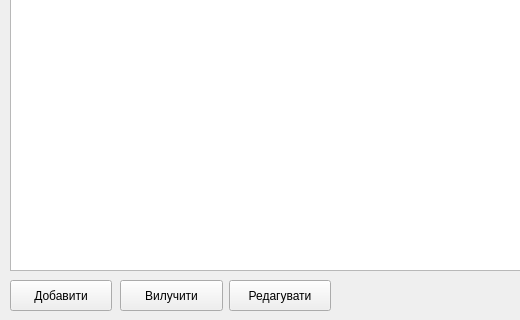
Above: doctorlist.ui from Shadowfank/ClinicRegistry before the change; both pictures show x 0 to 520 and y 200 to 520 of the 841 by 520 pixel window. Below: the same form after it.
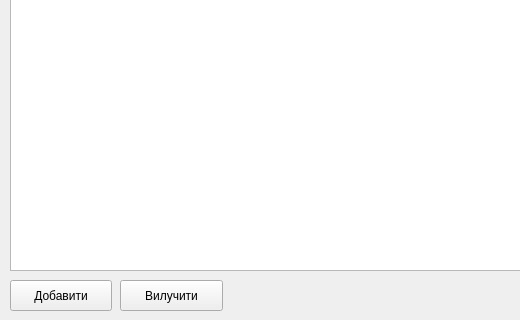
That is the form after the change.

The edit to the form file:
```diff
--- a/doctorlist.ui
+++ b/doctorlist.ui
@@ -55,19 +55,6 @@
     <string>Вилучити</string>
    </property>
   </widget>
-  <widget class="QPushButton" name="pushButton_5">
-   <property name="geometry">
-    <rect>
-     <x>229</x>
-     <y>480</y>
-     <width>102</width>
-     <height>31</height>
-    </rect>
-   </property>
-   <property name="text">
-    <string>Редагувати</string>
-   </property>
-  </widget>
   <widget class="QPushButton" name="pushButton_6">
    <property name="geometry">
     <rect>
```
